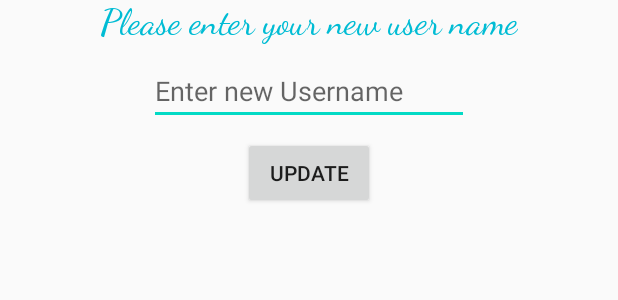
After one commit to Amarendra2112/ChatBox, an Android app: the layout username_edit.xml on its own in the app's theme, with its tools: preview values and no code run, on a phone screen of 412 x 824 dp. The commit adds this screen. Shown: the top 300 px of the screen. Run offline under Robolectric (Android 15) with nearby library versions, the phone set to English and light mode, and no system bars.

Commit message:
Status update and user name update is implemented.

```diff
--- a/app/src/main/java/com/example/chatbox/Chat/Chat.java
+++ b/app/src/main/java/com/example/chatbox/Chat/Chat.java
@@ -11,6 +11,7 @@ import android.content.Intent;
 import android.os.Bundle;
 import android.util.Log;
 import android.view.View;
+import android.widget.ScrollView;
 import android.widget.Toast;
 
 import com.bumptech.glide.Glide;
@@ -52,6 +53,8 @@ public class Chat extends AppCompatActivity {
         firebaseUser = FirebaseAuth.getInstance().getCurrentUser();
         reference = FirebaseDatabase.getInstance().getReference();
 
+        ScrollView scrollView= new ScrollView(this);
+        scrollView.isEnabled();
         Intent intent = getIntent();
         String userName = intent.getStringExtra("userName");
         receiverId = intent.getStringExtra("userId");
--- a/app/src/main/java/com/example/chatbox/menu/CallFragment.java
+++ b/app/src/main/java/com/example/chatbox/menu/CallFragment.java
@@ -10,6 +10,7 @@ import androidx.recyclerview.widget.RecyclerView;
 import android.view.LayoutInflater;
 import android.view.View;
 import android.view.ViewGroup;
+import android.widget.ScrollView;
 
 import com.example.chatbox.R;
 import com.example.chatbox.adapter.Adapter;
@@ -76,6 +77,8 @@ public class CallFragment extends Fragment {
         recyclerView = view.findViewById(R.id.CallRecyclerView);
         recyclerView.setLayoutManager(new LinearLayoutManager(getContext()));
         noText = view.findViewById(R.id.NoFriendConstrainedLayout);
+        ScrollView scrollView = new ScrollView(getContext());
+        scrollView.isEnabled();
         List<CallList> list = new ArrayList<>();
 
         if(list.isEmpty())
--- a/app/src/main/java/com/example/chatbox/menu/ChatFragment.java
+++ b/app/src/main/java/com/example/chatbox/menu/ChatFragment.java
@@ -12,6 +12,7 @@ import android.util.Log;
 import android.view.LayoutInflater;
 import android.view.View;
 import android.view.ViewGroup;
+import android.widget.ScrollView;
 
 import com.example.chatbox.R;
 import com.example.chatbox.adapter.Adapter;
@@ -96,6 +97,9 @@ public class ChatFragment extends Fragment {
         View view = inflater.inflate(R.layout.fragment_chat, container, false);
         recyclerView = view.findViewById(R.id.RecyclerViewChat);
         recyclerView.setLayoutManager(new LinearLayoutManager(getContext()));
+        ScrollView scrollView = new ScrollView(getContext());
+        scrollView.isEnabled();
+
 
         noText = view.findViewById(R.id.NoFriendConstrainedLayout);
         list = new ArrayList<>();
--- a/app/src/main/java/com/example/chatbox/menu/ContactList.java
+++ b/app/src/main/java/com/example/chatbox/menu/ContactList.java
@@ -6,6 +6,7 @@ import androidx.recyclerview.widget.LinearLayoutManager;
 
 import android.os.Bundle;
 import android.view.View;
+import android.widget.ScrollView;
 
 import com.example.chatbox.R;
 import com.example.chatbox.adapter.ContactListAdapter;
@@ -37,6 +38,8 @@ public class ContactList extends AppCompatActivity {
         binding = DataBindingUtil.setContentView(this,R.layout.activity_contact_list);
 
         binding.ContactListRecyclerView.setLayoutManager(new LinearLayoutManager(this));
+        ScrollView scrollView = new ScrollView(this);
+        scrollView.isEnabled();
 
         user = FirebaseAuth.getInstance().getCurrentUser();
         firebaseStorage = FirebaseFirestore.getInstance();
--- a/app/src/main/java/com/example/chatbox/menu/StatusFragment.java
+++ b/app/src/main/java/com/example/chatbox/menu/StatusFragment.java
@@ -8,6 +8,7 @@ import android.view.LayoutInflater;
 import android.view.View;
 import android.view.ViewGroup;
 import android.widget.ImageView;
+import android.widget.ScrollView;
 import android.widget.TextView;
 
 import com.bumptech.glide.Glide;
@@ -80,6 +81,8 @@ public class StatusFragment extends Fragment {
     public View onCreateView(LayoutInflater inflater, ViewGroup container,
                              Bundle savedInstanceState) {
         // Inflate the layout for this fragment
+        ScrollView scrollView = new ScrollView(getContext());
+        scrollView.isEnabled();
         View view = inflater.inflate(R.layout.fragment_status, container, false);
 //        firebaseUser = FirebaseAuth.getInstance().getCurrentUser();
 //        icon = view.findViewById(R.id.StatusImage);
--- a/app/src/main/res/layout/activity_chat.xml
+++ b/app/src/main/res/layout/activity_chat.xml
@@ -32,7 +32,6 @@
                     android:id="@+id/ChatUserProfile"
                     android:layout_width="40dp"
                     android:layout_height="40dp"
-                    android:paddingStart="10dp"
                     app:srcCompat="@drawable/ic_baseline_person_outline_24" />
 
                 <LinearLayout
--- /dev/null
+++ b/app/src/main/res/layout/username_edit.xml
@@ -0,0 +1,44 @@
+<?xml version="1.0" encoding="utf-8"?>
+<androidx.constraintlayout.widget.ConstraintLayout xmlns:android="http://schemas.android.com/apk/res/android"
+    xmlns:app="http://schemas.android.com/apk/res-auto"
+    xmlns:tools="http://schemas.android.com/tools"
+    android:layout_width="match_parent"
+    android:layout_height="match_parent">
+
+    <TextView
+        android:id="@+id/NewUserNameHeader"
+        android:layout_width="wrap_content"
+        android:layout_height="wrap_content"
+        android:fontFamily="cursive"
+        android:text="Please enter your new user name"
+        android:textColor="#00BCD4"
+        android:textSize="24sp"
+        app:layout_constraintEnd_toEndOf="parent"
+        app:layout_constraintHorizontal_bias="0.5"
+        app:layout_constraintStart_toStartOf="parent"
+        app:layout_constraintTop_toTopOf="parent" />
+
+    <EditText
+        android:id="@+id/NewUserName"
+        android:layout_width="wrap_content"
+        android:layout_height="wrap_content"
+        android:layout_marginTop="8dp"
+        android:ems="10"
+        android:hint="Enter new Username"
+        android:inputType="textPersonName"
+        app:layout_constraintEnd_toEndOf="parent"
+        app:layout_constraintHorizontal_bias="0.5"
+        app:layout_constraintStart_toStartOf="parent"
+        app:layout_constraintTop_toBottomOf="@+id/NewUserNameHeader" />
+
+    <Button
+        android:id="@+id/UpdateUserName"
+        android:layout_width="wrap_content"
+        android:layout_height="wrap_content"
+        android:layout_marginTop="8dp"
+        android:text="Update"
+        app:layout_constraintEnd_toEndOf="parent"
+        app:layout_constraintHorizontal_bias="0.5"
+        app:layout_constraintStart_toStartOf="parent"
+        app:layout_constraintTop_toBottomOf="@+id/NewUserName" />
+</androidx.constraintlayout.widget.ConstraintLayout>
```
Also changed, not shown: app/src/main/java/com/example/chatbox/setting/SettingProfile.java (+101 -2 lines).
